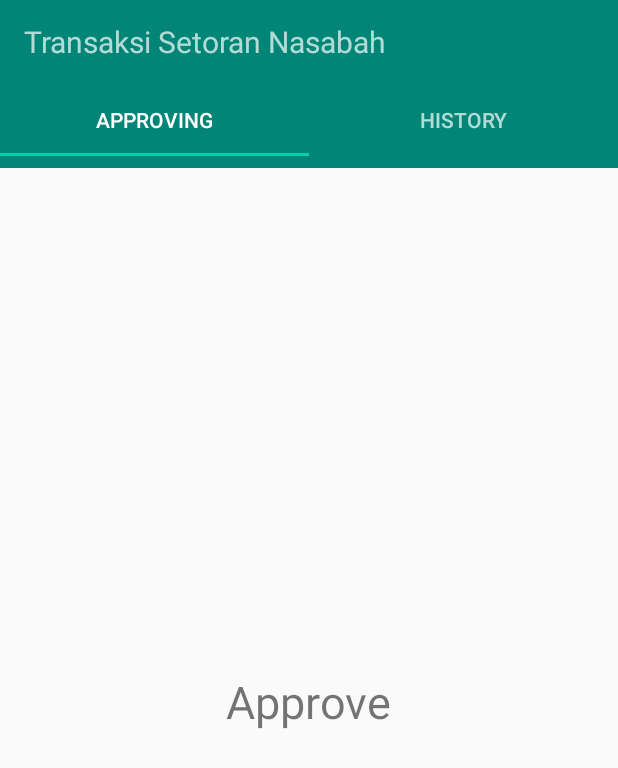
After one commit to GusadeTaruna/Progmob6, an Android app: the ApproveFragment screen opened directly, with no data from a screen before it, on a phone screen of 412 x 824 dp. The commit adds this screen. Shown: the top 768 px of the screen. Run offline under Robolectric (Android 15) with nearby library versions, the phone set to English and light mode, and no system bars.

Commit message:
edit & setoran nasabah view

```diff
--- a/app/build.gradle
+++ b/app/build.gradle
@@ -25,6 +25,7 @@ dependencies {
     implementation fileTree(dir: 'libs', include: ['*.jar'])
     implementation 'com.android.support:appcompat-v7:28.0.0'
     implementation 'com.android.support.constraint:constraint-layout:1.1.3'
+    implementation 'com.android.support:support-v4:28.0.0'
     testImplementation 'junit:junit:4.12'
     androidTestImplementation 'com.android.support.test:runner:1.0.2'
     androidTestImplementation 'com.android.support.test.espresso:espresso-core:3.0.2'
@@ -35,4 +36,5 @@ dependencies {
     implementation 'com.android.support:appcompat-v7:28.0.0'
     implementation 'com.android.support:design:28.0.0'
     implementation 'com.android.support:cardview-v7:28.0.0'
+
 }
--- a/app/src/main/AndroidManifest.xml
+++ b/app/src/main/AndroidManifest.xml
@@ -1,5 +1,6 @@
 <?xml version="1.0" encoding="utf-8"?>
 <manifest xmlns:android="http://schemas.android.com/apk/res/android"
+    xmlns:tools="http://schemas.android.com/tools"
     package="com.example.koperasiku">
 
     <uses-permission android:name="android.permission.INTERNET" />
@@ -13,6 +14,7 @@
         android:roundIcon="@mipmap/ic_launcher_round"
         android:supportsRtl="true"
         android:theme="@style/AppTheme">
+        <activity android:name=".TransaksiActivity"></activity>
         <activity android:name=".karyawan.DetailKaryawanActivity" />
         <activity android:name=".karyawan.KaryawanActivity" />
         <activity android:name=".EditProfileActivity" />
--- /dev/null
+++ b/app/src/main/java/com/example/koperasiku/ApproveFragment.java
@@ -0,0 +1,29 @@
+package com.example.koperasiku;
+
+
+import android.os.Bundle;
+import android.support.v4.app.Fragment;
+import android.view.LayoutInflater;
+import android.view.View;
+import android.view.ViewGroup;
+
+
+/**
+ * A simple {@link Fragment} subclass.
+ */
+public class ApproveFragment extends Fragment {
+
+
+    public ApproveFragment() {
+        // Required empty public constructor
+    }
+
+
+    @Override
+    public View onCreateView(LayoutInflater inflater, ViewGroup container,
+                             Bundle savedInstanceState) {
+        // Inflate the layout for this fragment
+        return inflater.inflate(R.layout.fragment_approve, container, false);
+    }
+
+}
--- a/app/src/main/java/com/example/koperasiku/Fragment/Home.java
+++ b/app/src/main/java/com/example/koperasiku/Fragment/Home.java
@@ -13,6 +13,7 @@ import android.widget.FrameLayout;
 import android.widget.Toast;
 
 import com.example.koperasiku.R;
+import com.example.koperasiku.TransaksiActivity;
 import com.example.koperasiku.UserSessionManager;
 import com.example.koperasiku.karyawan.KaryawanActivity;
 
@@ -65,7 +66,9 @@ public class Home extends Fragment {
         setor.setOnClickListener(new View.OnClickListener() {
             @Override
             public void onClick(View v) {
-                Toast.makeText(getActivity(), "Setor terklik", Toast.LENGTH_SHORT).show();
+//                Toast.makeText(getActivity(), "Setor terklik", Toast.LENGTH_SHORT).show();
+                Intent intent = new Intent(getActivity(), TransaksiActivity.class);
+                startActivity(intent);
             }
         });
 
--- /dev/null
+++ b/app/src/main/java/com/example/koperasiku/RiwayatApprovalFragment.java
@@ -0,0 +1,22 @@
+package com.example.koperasiku;
+
+import android.content.Context;
+import android.net.Uri;
+import android.os.Bundle;
+import android.support.v4.app.Fragment;
+import android.view.LayoutInflater;
+import android.view.View;
+import android.view.ViewGroup;
+
+
+
+public class RiwayatApprovalFragment extends Fragment {
+
+    @Override
+    public View onCreateView(LayoutInflater inflater, ViewGroup container,
+                             Bundle savedInstanceState) {
+        // Inflate the layout for this fragment
+        return inflater.inflate(R.layout.fragment_riwayat_approval, container, false);
+    }
+
+}
--- /dev/null
+++ b/app/src/main/java/com/example/koperasiku/TransaksiActivity.java
@@ -0,0 +1,20 @@
+package com.example.koperasiku;
+
+import android.support.design.widget.TabLayout;
+import android.support.v4.view.ViewPager;
+import android.support.v7.app.AppCompatActivity;
+import android.os.Bundle;
+
+public class TransaksiActivity extends AppCompatActivity {
+
+    @Override
+    protected void onCreate(Bundle savedInstanceState) {
+        super.onCreate(savedInstanceState);
+        setContentView(R.layout.activity_transaksi);
+        ViewPager viewPager = (ViewPager) findViewById(R.id.pager);
+        TransaksiPagerAdapter transaksiPagerAdapter = new TransaksiPagerAdapter(getSupportFragmentManager());
+        viewPager.setAdapter(transaksiPagerAdapter);
+        TabLayout tabLayout = (TabLayout) findViewById(R.id.tablayout);
+        tabLayout.setupWithViewPager(viewPager);
+    }
+}
--- /dev/null
+++ b/app/src/main/java/com/example/koperasiku/TransaksiPagerAdapter.java
@@ -0,0 +1,28 @@
+package com.example.koperasiku;
+
+import android.support.v4.app.Fragment;
+import android.support.v4.app.FragmentManager;
+import android.support.v4.app.FragmentStatePagerAdapter;
+
+public class TransaksiPagerAdapter extends FragmentStatePagerAdapter {
+    public TransaksiPagerAdapter(FragmentManager fm){
+        super(fm);
+    }
+    @Override    public Fragment getItem(int position) {
+        switch (position){
+            case 0: return new ApproveFragment();
+            case 1: return new RiwayatApprovalFragment();
+        }
+        return null;
+    }
+    @Override
+    public int getCount() {
+        return 2;
+    }
+    @Override    public CharSequence getPageTitle(int position) {        switch (position){
+        case 0: return "Approving";
+        case 1: return "History";
+        default: return null;
+    }
+    }
+}
--- /dev/null
+++ b/app/src/main/res/layout/activity_transaksi.xml
@@ -0,0 +1,45 @@
+<?xml version="1.0" encoding="utf-8"?>
+<LinearLayout
+    xmlns:android="http://schemas.android.com/apk/res/android"
+    xmlns:app="http://schemas.android.com/apk/res-auto"
+    xmlns:tools="http://schemas.android.com/tools"
+    android:layout_width="match_parent"
+    android:layout_height="match_parent"
+    android:orientation="vertical">
+
+    <android.support.v7.widget.Toolbar
+        android:layout_width="match_parent"
+        android:layout_height="wrap_content"
+        android:id="@+id/toolbar"
+        android:background="@color/colorPrimary"
+        android:minHeight="?attr/actionBarSize"
+        android:theme="@style/ThemeOverlay.AppCompat.Dark.ActionBar"
+        app:popupTheme="@style/ThemeOverlay.AppCompat.Light">
+
+        <TextView
+            android:layout_width="wrap_content"
+            android:layout_height="wrap_content"
+            android:text="Transaksi Setoran Nasabah"
+            android:textSize="20dp"/>
+
+
+    </android.support.v7.widget.Toolbar>
+
+    <android.support.design.widget.TabLayout
+        android:layout_width="match_parent"
+        android:layout_height="wrap_content"
+        android:id="@+id/tablayout"
+        android:background="@color/colorPrimary"
+        android:minHeight="?attr/actionBarSize"
+        android:theme="@style/ThemeOverlay.AppCompat.Dark.ActionBar">
+
+    </android.support.design.widget.TabLayout>
+
+    <android.support.v4.view.ViewPager
+        android:layout_width="match_parent"
+        android:layout_height="fill_parent"
+        android:id="@+id/pager">
+
+    </android.support.v4.view.ViewPager>
+
+</LinearLayout>
--- /dev/null
+++ b/app/src/main/res/layout/fragment_approve.xml
@@ -0,0 +1,16 @@
+<?xml version="1.0" encoding="utf-8"?>
+
+<RelativeLayout xmlns:android="http://schemas.android.com/apk/res/android"
+    xmlns:tools="http://schemas.android.com/tools"
+    android:layout_width="match_parent"
+    android:layout_height="match_parent">
+
+    <!-- TODO: Update blank fragment layout -->
+    <TextView
+        android:layout_width="wrap_content"
+        android:layout_height="wrap_content"
+        android:text="Approve"
+        android:layout_centerInParent="true"
+        android:textSize="30dp" />
+
+</RelativeLayout>
--- a/app/src/main/res/values/styles.xml
+++ b/app/src/main/res/values/styles.xml
@@ -11,7 +11,7 @@
     <style name="AppTheme.AppBarOverlay" parent="ThemeOverlay.AppCompat.Dark.ActionBar" />
     <style name="AppTheme.PopupOverlay" parent="ThemeOverlay.AppCompat.Light" />
     <style name="ActionBar" parent="Theme.AppCompat.Light.DarkActionBar">
-        <item name="colorPrimary">@color/colorPrimaryDark</item>
+        <item name="colorPrimary">@color/colorAccent</item>
     </style>
 
 </resources>
```
Also changed, not shown: app/src/main/res/layout/fragment_riwayat_approval.xml (added, +16 -0 lines), app/src/main/res/layout/fragment_transaksi_nasabah.xml (added, +14 -0 lines), app/src/main/res/values/strings.xml (+9 -0 lines).
